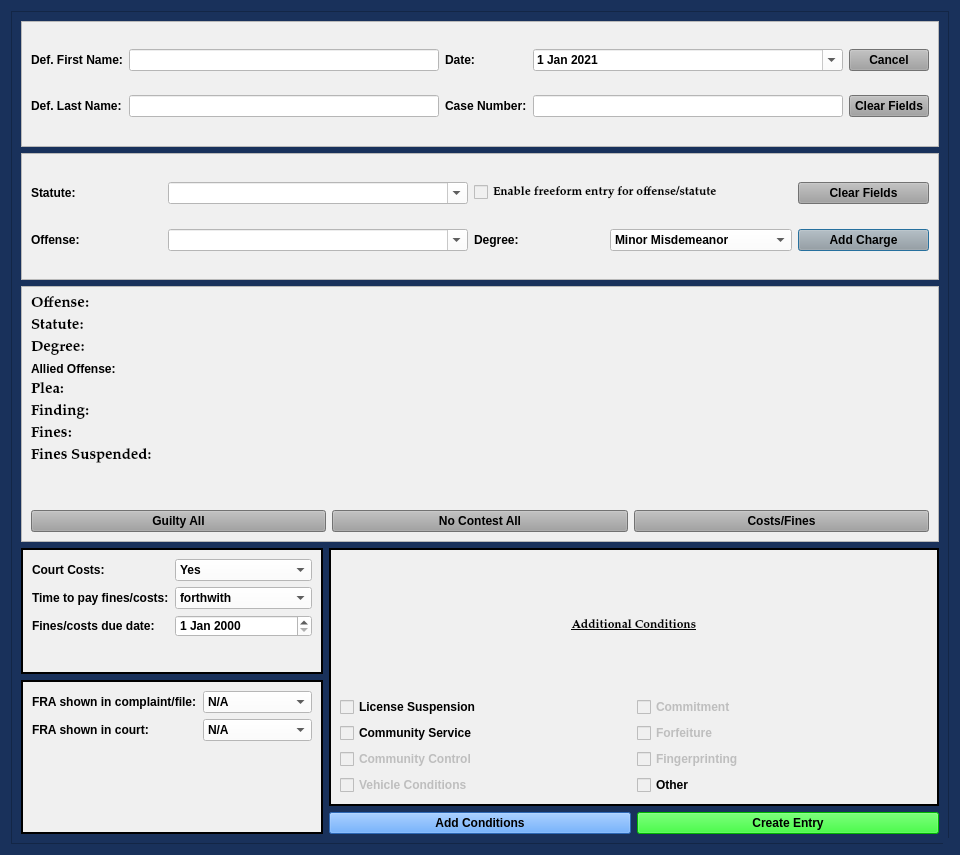
Qt form resources/ui/NoJailPleaDialog_scroll.ui (HunterProgram22/MuniEntry) before a commit.
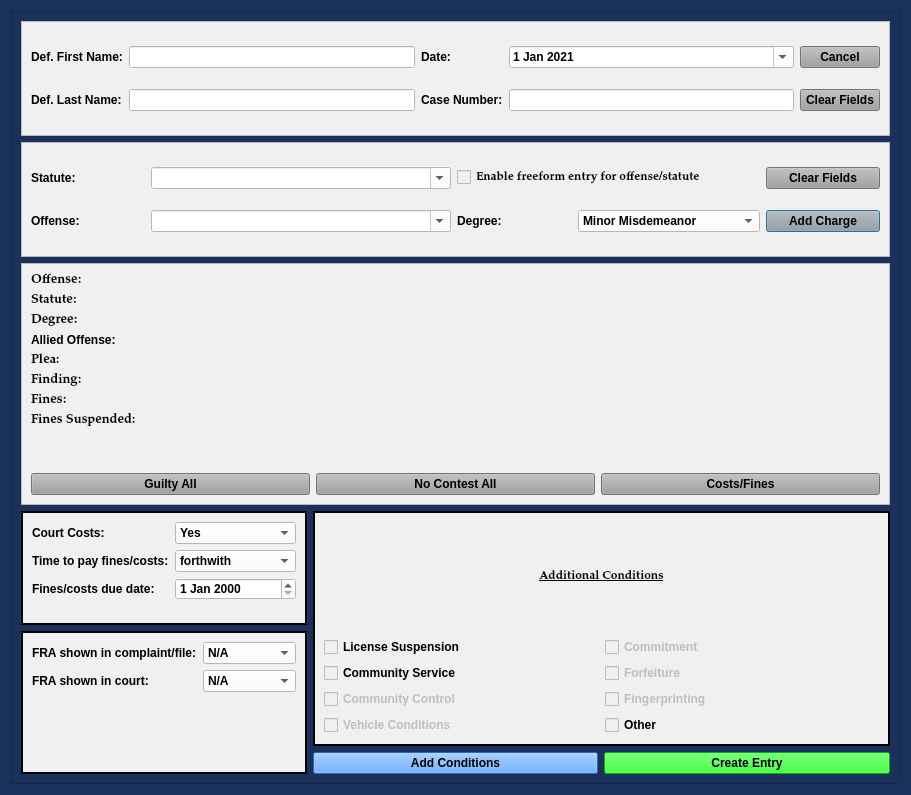
The same form after that commit.

Commit message: Updated NJPD view from NJCP_scroll ui for testing.

The edit to the form file:
```diff
--- a/resources/ui/NoJailPleaDialog_scroll.ui
+++ b/resources/ui/NoJailPleaDialog_scroll.ui
@@ -9,8 +9,8 @@
    <rect>
     <x>0</x>
     <y>0</y>
-    <width>960</width>
-    <height>855</height>
+    <width>911</width>
+    <height>795</height>
    </rect>
   </property>
   <property name="sizePolicy">
@@ -125,7 +125,7 @@
   <property name="font">
    <font>
     <family>Palatino Linotype</family>
-    <pointsize>11</pointsize>
+    <pointsize>10</pointsize>
     <weight>75</weight>
     <italic>false</italic>
     <bold>true</bold>
@@ -159,8 +159,8 @@
        <rect>
         <x>0</x>
         <y>0</y>
-        <width>936</width>
-        <height>831</height>
+        <width>891</width>
+        <height>775</height>
        </rect>
       </property>
       <layout class="QGridLayout" name="gridLayout_4">
@@ -497,7 +497,7 @@
                 <property name="font">
                  <font>
                   <family>Palatino Linotype</family>
-                  <pointsize>11</pointsize>
+                  <pointsize>10</pointsize>
                   <weight>75</weight>
                   <italic>false</italic>
                   <bold>true</bold>
@@ -513,7 +513,7 @@
                 <property name="font">
                  <font>
                   <family>Palatino Linotype</family>
-                  <pointsize>11</pointsize>
+                  <pointsize>10</pointsize>
                   <weight>75</weight>
                   <italic>false</italic>
                   <bold>true</bold>
@@ -529,7 +529,7 @@
                 <property name="font">
                  <font>
                   <family>Palatino Linotype</family>
-                  <pointsize>11</pointsize>
+                  <pointsize>10</pointsize>
                   <weight>75</weight>
                   <italic>false</italic>
                   <bold>true</bold>
@@ -552,7 +552,7 @@
                 <property name="font">
                  <font>
                   <family>Palatino Linotype</family>
-                  <pointsize>11</pointsize>
+                  <pointsize>10</pointsize>
                   <weight>75</weight>
                   <italic>false</italic>
                   <bold>true</bold>
@@ -568,7 +568,7 @@
                 <property name="font">
                  <font>
                   <family>Palatino Linotype</family>
-                  <pointsize>11</pointsize>
+                  <pointsize>10</pointsize>
                   <weight>75</weight>
                   <italic>false</italic>
                   <bold>true</bold>
@@ -584,7 +584,7 @@
                 <property name="font">
                  <font>
                   <family>Palatino Linotype</family>
-                  <pointsize>11</pointsize>
+                  <pointsize>10</pointsize>
                   <weight>75</weight>
                   <italic>false</italic>
                   <bold>true</bold>
@@ -603,7 +603,7 @@
                 <property name="font">
                  <font>
                   <family>Palatino Linotype</family>
-                  <pointsize>11</pointsize>
+                  <pointsize>10</pointsize>
                   <weight>75</weight>
                   <italic>false</italic>
                   <bold>true</bold>
```
Left out of the diff: 2 changed lines with no effect on the pictures. The commit also changes 2 other files.
